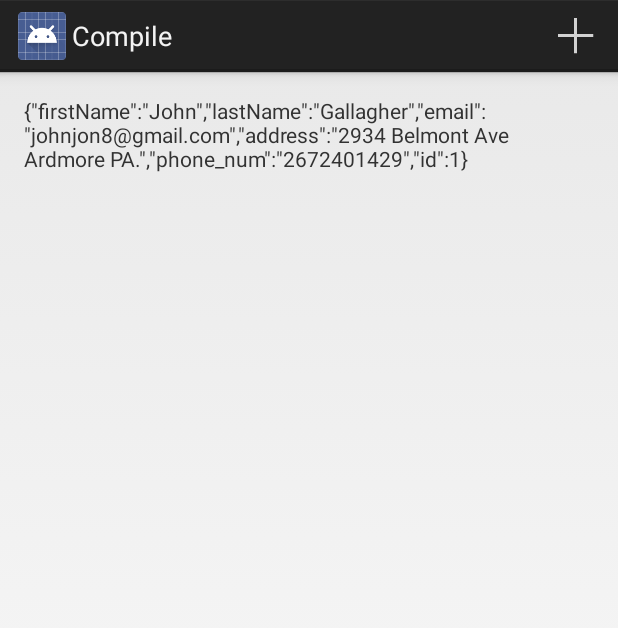
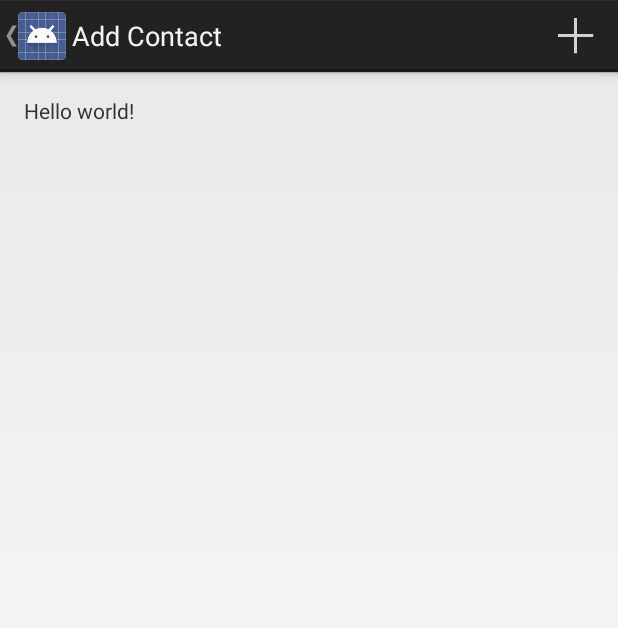
Before and after one commit to JCBird1012/Compile, an Android app: the screen it shows after launch (MainActivity before the commit, NewContactActivity after it), after a tap on "Add Contact", on a phone screen of 412 x 824 dp. Shown: the top 628 px of the screen. Run offline under Robolectric (Android 15) with nearby library versions, the phone set to English and light mode, and no system bars.

Commit message:
Added new activity - Add Contact

```diff
--- a/Compile/app/src/main/java/compile_inc/compile/MainActivity.java
+++ b/Compile/app/src/main/java/compile_inc/compile/MainActivity.java
@@ -7,6 +7,7 @@ import android.view.Menu;
 import android.view.MenuItem;
 import com.google.gson.Gson;
 import android.widget.TextView;
+import android.content.Intent;
 import android.net.Uri;
 
 
@@ -66,8 +67,11 @@ public class MainActivity extends Activity {
         // as you specify a parent activity in AndroidManifest.xml.
         int id = item.getItemId();
         if (id == R.id.action_add_contact) {
-            return true;
+            Intent intent = new Intent(this, NewContactActivity.class);
+            startActivity(intent);
         }
         return super.onOptionsItemSelected(item);
+
+
     }
 }
--- a/Compile/app/src/main/java/compile_inc/compile/NewContactActivity.java
+++ b/Compile/app/src/main/java/compile_inc/compile/NewContactActivity.java
@@ -11,14 +11,14 @@ public class NewContactActivity extends Activity {
     @Override
     protected void onCreate(Bundle savedInstanceState) {
         super.onCreate(savedInstanceState);
-        setContentView(R.layout.activity_newcontact);
+        setContentView(R.layout.activity_new_contact);
     }
 
 
     @Override
     public boolean onCreateOptionsMenu(Menu menu) {
         // Inflate the menu; this adds items to the action bar if it is present.
-        getMenuInflater().inflate(R.menu.contact, menu);
+        getMenuInflater().inflate(R.menu.add_contact, menu);
         return true;
     }
 
--- a/Compile/app/src/main/res/layout/activity_newcontact.xml
+++ b/Compile/app/src/main/res/layout/activity_new_contact.xml
@@ -11,6 +11,7 @@
     <TextView
         android:text="@string/hello_world"
         android:layout_width="wrap_content"
-        android:layout_height="wrap_content" />
+        android:layout_height="wrap_content"
+        android:onClick="AddContact"/>
 
 </RelativeLayout>
--- a/Compile/app/src/main/res/values/strings.xml
+++ b/Compile/app/src/main/res/values/strings.xml
@@ -3,8 +3,8 @@
 
     <string name="app_name">Compile</string>
     <string name="action_add_contact">Add Contact</string>
-    <string name="title_activity_contact">ContactActivity</string>
     <string name="hello_world">Hello world!</string>
+    <string name="title_activity_contact">Add Contact</string>
     <string name="action_settings">"Settings</string>
 
 </resources>
```
